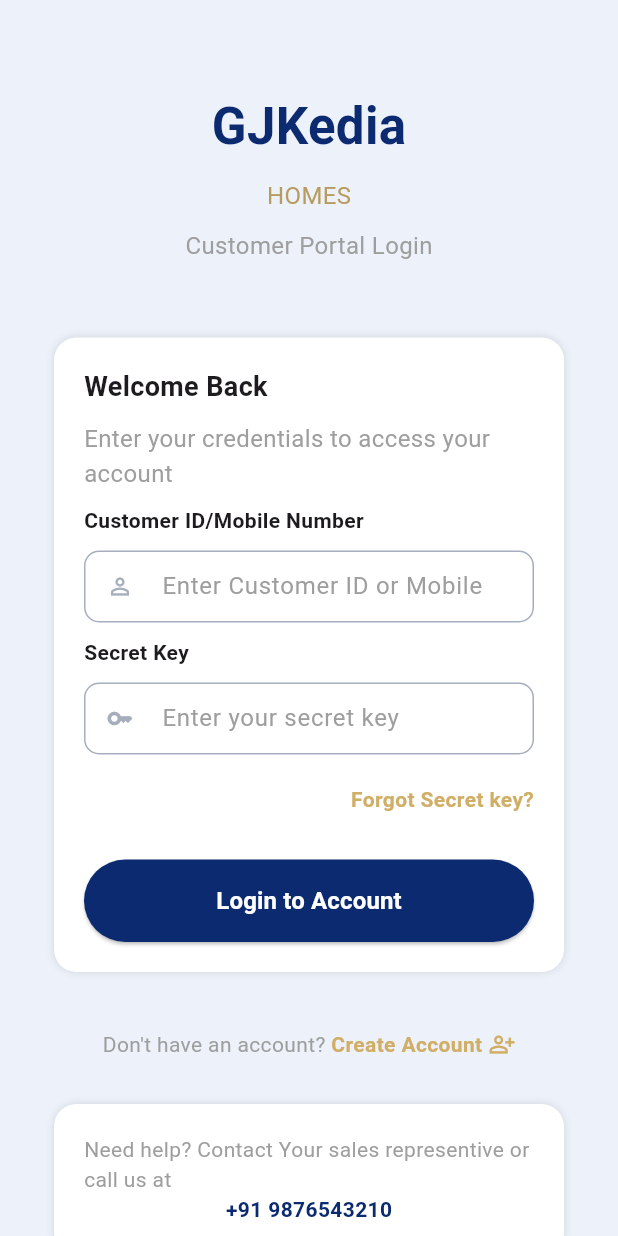
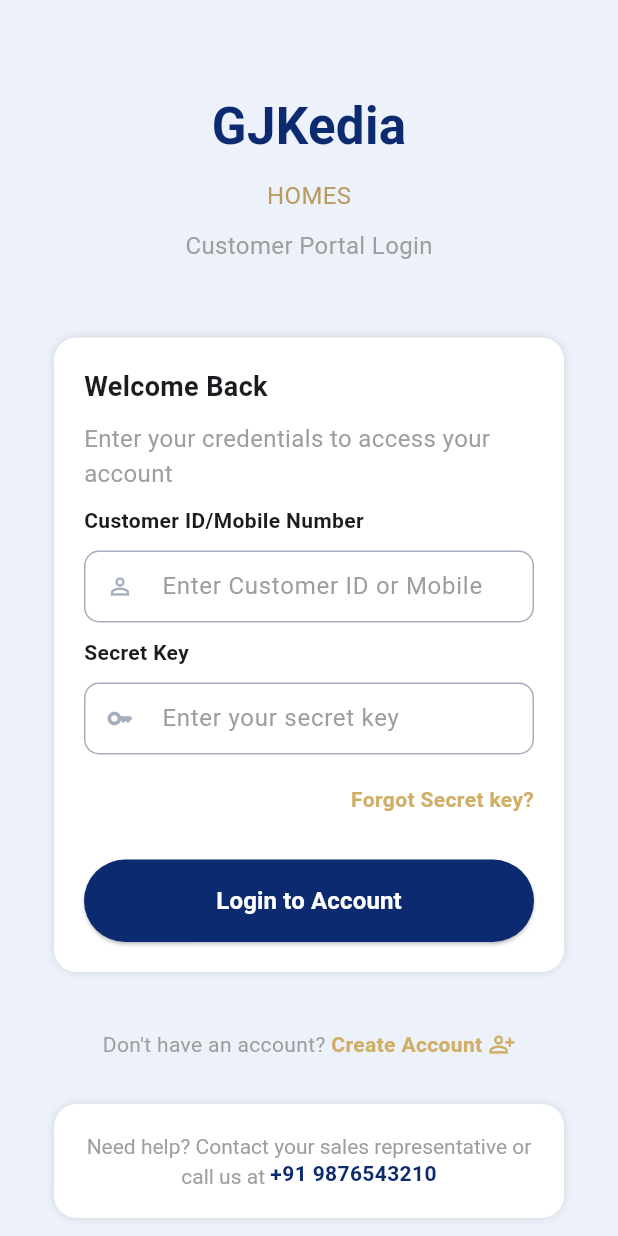
Before and after one commit to RkNani19/cp_app, a Flutter app: the screen it shows after launch, on a phone screen of 412 x 824 dp. Run offline on Flutter 3.47's test engine with Material 3 defaults, Android fonts, the phone set to English and light mode, and no system bars.

Commit message:
Add new screens and code: dashboard, config, model, and updated login screen

```diff
--- /dev/null
+++ b/lib/config/app_config.dart
@@ -0,0 +1,5 @@
+class AppConfig {
+  AppConfig._();
+
+  static const String baseUrl = "https://gjk.tranquilcrmone.in";
+}
--- a/lib/view/login_screen.dart
+++ b/lib/view/login_screen.dart
@@ -246,26 +246,30 @@ class _LoginScreenState extends State<LoginScreen> {
                         BoxShadow(blurRadius: 4, color: Colors.black12),
                       ],
                     ),
-                    child: Wrap(
-  alignment: WrapAlignment.center,
+                    child:  RichText(
+  textAlign: TextAlign.center,
+  text: TextSpan(
+    style: TextStyle(color: Colors.grey, fontSize: 14),
     children: [
-    Text(
-      "Need help? Contact Your sales representive or call us at ",
-      style: TextStyle(color: Colors.grey),
+      TextSpan(
+        text:
+            "Need help? Contact your sales representative or call us at ",
       ),
-    GestureDetector(
+      WidgetSpan(
+        child: GestureDetector(
           onTap: () {},
           child: Text(
             "+91 9876543210",
             style: TextStyle(
-          fontSize: 14,
               color: Color(0xFF0B2A6F),
               fontWeight: FontWeight.bold,
             ),
           ),
         ),
+      ),
     ],
-)
+  ),
+),
                   ),
                 ),
               ),
```
Also changed, not shown: lib/model/login_model.dart (added, +34 -0 lines), lib/view/dashboard_screen.dart (added, +16 -0 lines). Lines whose indentation alone changed are shown as unchanged.
